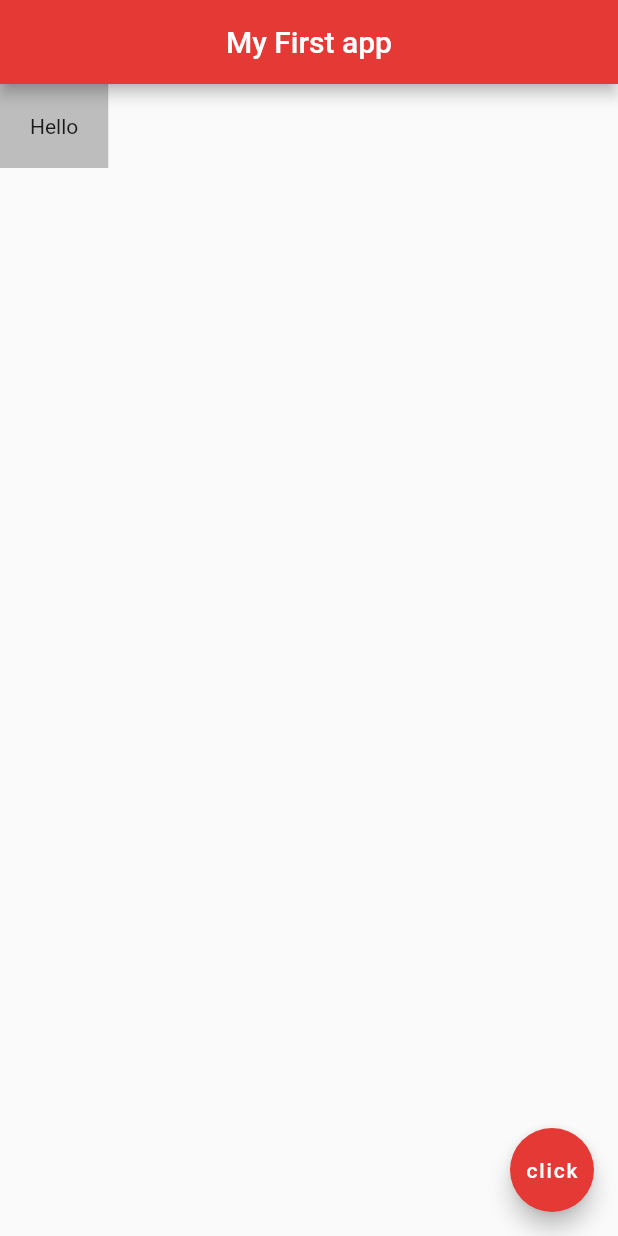
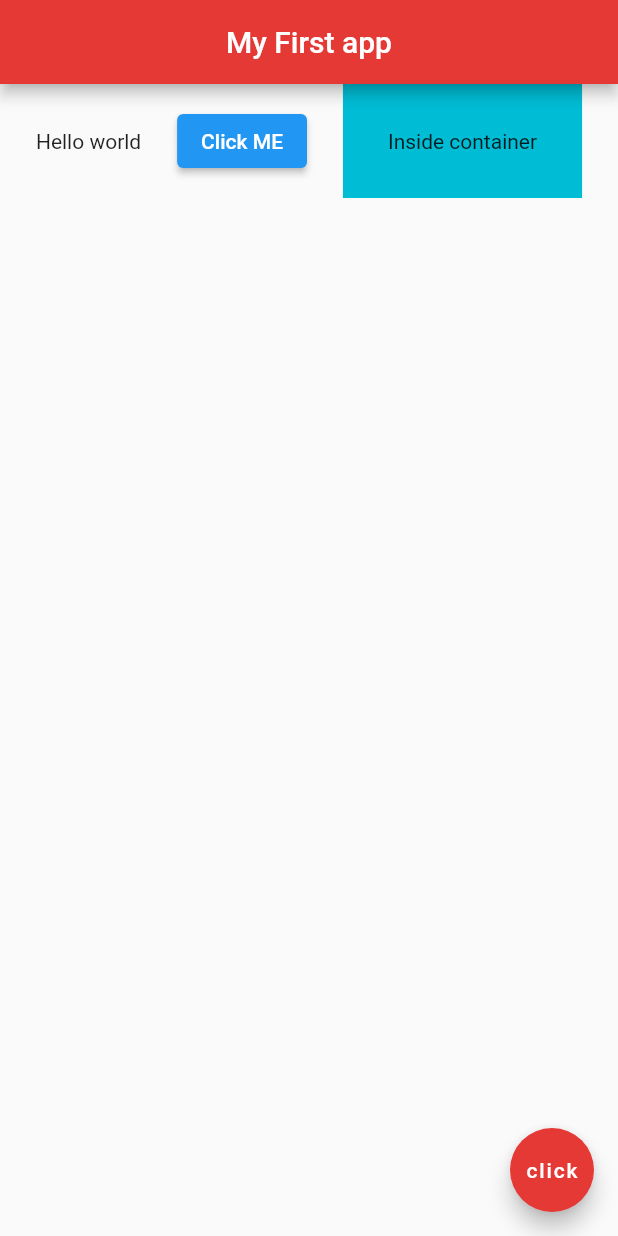
Before and after one commit to mahdibouaziz/flutter-learn-ninja, a Flutter app: the screen it shows after launch, on a phone screen of 412 x 824 dp. Run offline on Flutter 3.47's test engine with Material 2 defaults, Android fonts, the phone set to English and light mode, and no system bars.

Commit message:
Added a Row widget

```diff
--- a/lib/main.dart
+++ b/lib/main.dart
@@ -28,13 +28,30 @@ class Home extends StatelessWidget {
       //   ),
       // ),
 
-      body:Container(
-        padding:const EdgeInsets.all(20.0) ,
-        color: Colors.grey[400],
-        child:const Text('Hello'),
+      // body:Container(
+      //   padding:const EdgeInsets.all(20.0) ,
+      //   color: Colors.grey[400],
+      //   child:const Text('Hello'),
+      // ),
+
+      body: Row(
+        mainAxisAlignment:MainAxisAlignment.spaceEvenly ,
+        crossAxisAlignment: CrossAxisAlignment.center,
+        children:  <Widget>[
+          const Text("Hello world"),
+          ElevatedButton(
+            onPressed: (){},
+            child: const Text("Click ME"),
+          ),
+          Container(
+            color: Colors.cyan,
+            padding: EdgeInsets.all(30.0),
+            child: Text("Inside container"),
+          ),
+        ],
+      ),
 
 
-      ),
 
       floatingActionButton: FloatingActionButton(
         onPressed: () {},
```
